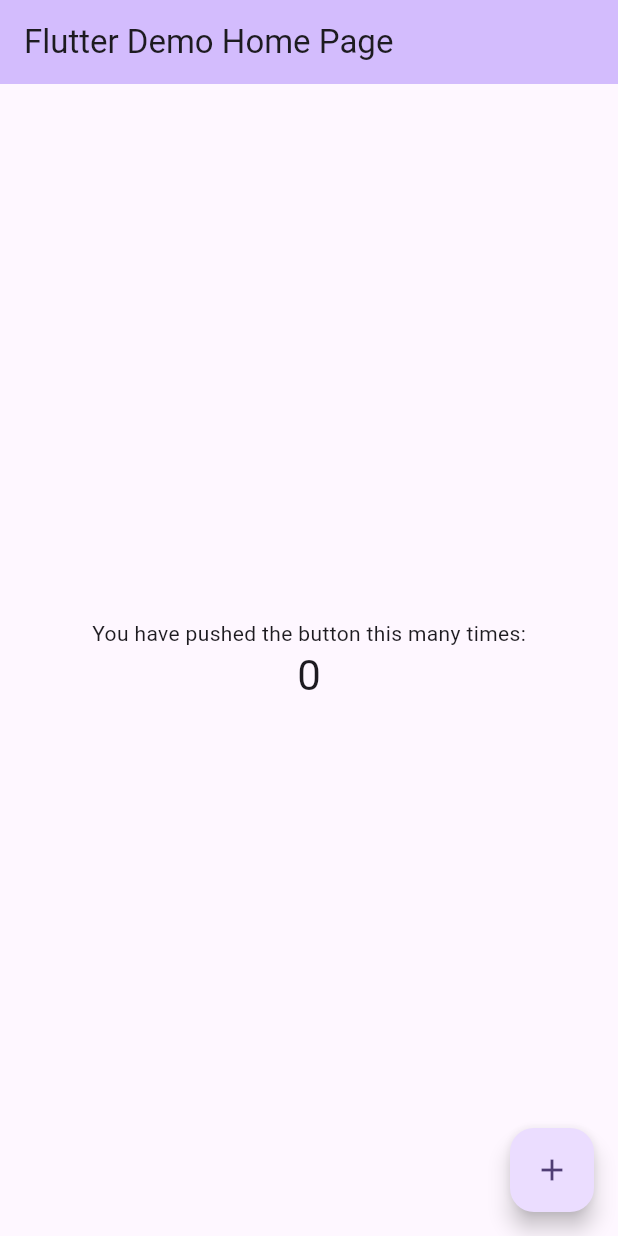
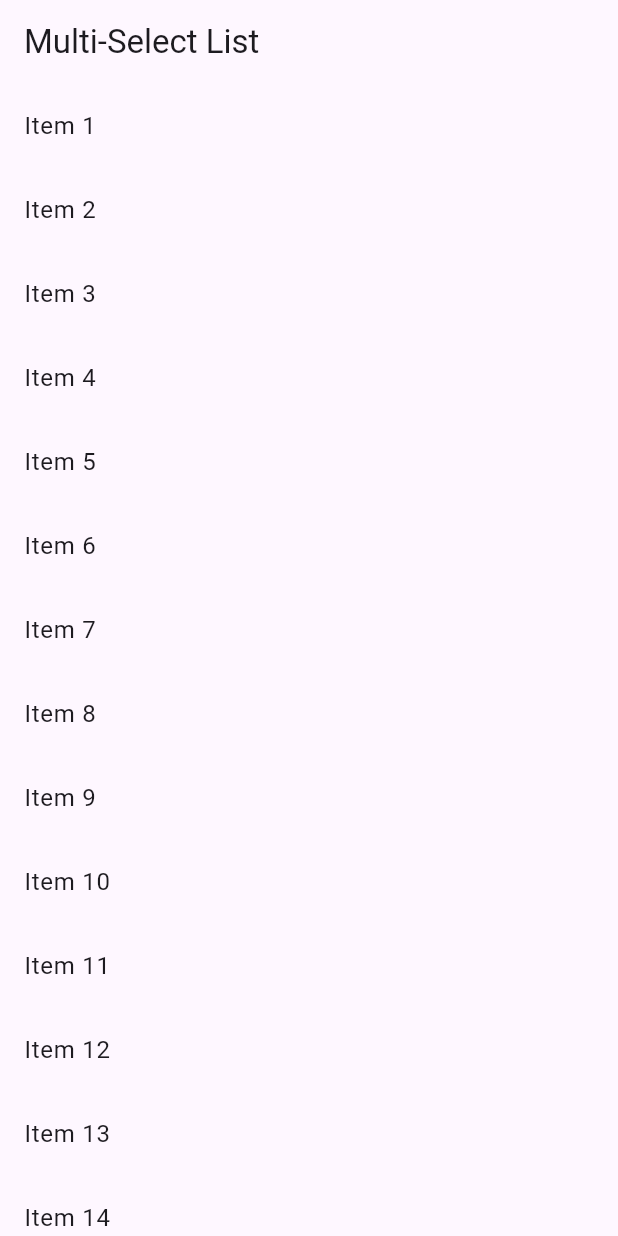
Before and after one commit to amplify-tech/diary, a Flutter app: the screen it shows after launch, on a phone screen of 412 x 824 dp. Run offline on Flutter 3.47's test engine with Material 3 defaults, Android fonts, the phone set to English and light mode, and no system bars.

Commit message:
working: longpress multi select

```diff
--- a/diary/lib/main.dart
+++ b/diary/lib/main.dart
@@ -7,119 +7,109 @@ void main() {
 class MyApp extends StatelessWidget {
   const MyApp({super.key});
 
-  // This widget is the root of your application.
   @override
   Widget build(BuildContext context) {
     return MaterialApp(
       title: 'Flutter Demo',
       theme: ThemeData(
-        // This is the theme of your application.
-        //
-        // TRY THIS: Try running your application with "flutter run". You'll see
-        // the application has a purple toolbar. Then, without quitting the app,
-        // try changing the seedColor in the colorScheme below to Colors.green
-        // and then invoke "hot reload" (save your changes or press the "hot
-        // reload" button in a Flutter-supported IDE, or press "r" if you used
-        // the command line to start the app).
-        //
-        // Notice that the counter didn't reset back to zero; the application
-        // state is not lost during the reload. To reset the state, use hot
-        // restart instead.
-        //
-        // This works for code too, not just values: Most code changes can be
-        // tested with just a hot reload.
-        colorScheme: ColorScheme.fromSeed(seedColor: Colors.deepPurple),
-        useMaterial3: true,
+        primarySwatch: Colors.blue,
       ),
-      home: const MyHomePage(title: 'Flutter Demo Home Page'),
+      home: const MyHomePage(),
     );
   }
 }
 
 class MyHomePage extends StatefulWidget {
-  const MyHomePage({super.key, required this.title});
-
-  // This widget is the home page of your application. It is stateful, meaning
-  // that it has a State object (defined below) that contains fields that affect
-  // how it looks.
-
-  // This class is the configuration for the state. It holds the values (in this
-  // case the title) provided by the parent (in this case the App widget) and
-  // used by the build method of the State. Fields in a Widget subclass are
-  // always marked "final".
-
-  final String title;
+  const MyHomePage({super.key});
 
   @override
-  State<MyHomePage> createState() => _MyHomePageState();
+  _MyHomePageState createState() => _MyHomePageState();
 }
 
 class _MyHomePageState extends State<MyHomePage> {
-  int _counter = 0;
+  List<String> items = List.generate(20, (index) => 'Item ${index + 1}');
+  List<String> selectedItems = [];
 
-  void _incrementCounter() {
-    setState(() {
-      // This call to setState tells the Flutter framework that something has
-      // changed in this State, which causes it to rerun the build method below
-      // so that the display can reflect the updated values. If we changed
-      // _counter without calling setState(), then the build method would not be
-      // called again, and so nothing would appear to happen.
-      _counter++;
-    });
-  }
+  bool isMultiSelectMode = false;
 
   @override
   Widget build(BuildContext context) {
-    // This method is rerun every time setState is called, for instance as done
-    // by the _incrementCounter method above.
-    //
-    // The Flutter framework has been optimized to make rerunning build methods
-    // fast, so that you can just rebuild anything that needs updating rather
-    // than having to individually change instances of widgets.
     return Scaffold(
       appBar: AppBar(
-        // TRY THIS: Try changing the color here to a specific color (to
-        // Colors.amber, perhaps?) and trigger a hot reload to see the AppBar
-        // change color while the other colors stay the same.
-        backgroundColor: Theme.of(context).colorScheme.inversePrimary,
-        // Here we take the value from the MyHomePage object that was created by
-        // the App.build method, and use it to set our appbar title.
-        title: Text(widget.title),
+        title: const Text('Multi-Select List'),
+        actions: [
+          isMultiSelectMode
+              ? IconButton(
+                  icon: const Icon(Icons.delete),
+                  onPressed: () {
+                    setState(() {
+                      items.removeWhere((item) => selectedItems.contains(item));
+                      selectedItems.clear();
+                      isMultiSelectMode = false;
+                    });
+                  },
+                )
+              : Container(),
+        ],
       ),
-      body: Center(
-        // Center is a layout widget. It takes a single child and positions it
-        // in the middle of the parent.
-        child: Column(
-          // Column is also a layout widget. It takes a list of children and
-          // arranges them vertically. By default, it sizes itself to fit its
-          // children horizontally, and tries to be as tall as its parent.
-          //
-          // Column has various properties to control how it sizes itself and
-          // how it positions its children. Here we use mainAxisAlignment to
-          // center the children vertically; the main axis here is the vertical
-          // axis because Columns are vertical (the cross axis would be
-          // horizontal).
-          //
-          // TRY THIS: Invoke "debug painting" (choose the "Toggle Debug Paint"
-          // action in the IDE, or press "p" in the console), to see the
-          // wireframe for each widget.
-          mainAxisAlignment: MainAxisAlignment.center,
-          children: <Widget>[
-            const Text(
-              'You have pushed the button this many times:',
+      body: ListView.builder(
+        itemCount: items.length,
+        itemBuilder: (context, index) {
+          final item = items[index];
+          return InkWell(
+            onTap: () {
+              if (isMultiSelectMode) {
+                setState(() {
+                  if (selectedItems.contains(item)) {
+                    selectedItems.remove(item);
+                  } else {
+                    selectedItems.add(item);
+                  }
+                });
+              }
+            },
+            onLongPress: () {
+              setState(() {
+                isMultiSelectMode = true;
+                selectedItems.add(item);
+              });
+            },
+            child: ListTile(
+              title: Text(item),
+              trailing: isMultiSelectMode
+                  ? Icon(
+                      selectedItems.contains(item)
+                          ? Icons.check_circle
+                          : Icons.radio_button_unchecked,
+                    )
+                  : null,
             ),
-            Text(
-              '$_counter',
-              style: Theme.of(context).textTheme.headlineMedium,
-            ),
-          ],
-        ),
+          );
+        },
       ),
-      floatingActionButton: FloatingActionButton(
-        onPressed: _incrementCounter,
-        tooltip: 'Increment',
-        child: const Icon(Icons.add),
-      ), // This trailing comma makes auto-formatting nicer for build methods.
+      floatingActionButton: isMultiSelectMode && selectedItems.isNotEmpty
+          ? FloatingActionButton(
+              onPressed: () {
+                // Action to perform on selected items
+                showDialog(
+                  context: context,
+                  builder: (context) {
+                    return AlertDialog(
+                      title: const Text('Selected Items'),
+                      content: Column(
+                        mainAxisSize: MainAxisSize.min,
+                        crossAxisAlignment: CrossAxisAlignment.start,
+                        children: selectedItems
+                            .map((item) => Text('- $item'))
+                            .toList(),
+                      ),
+                    );
+                  },
+                );
+              },
+              child: const Icon(Icons.check),
+            )
+          : null,
     );
   }
 }
```
